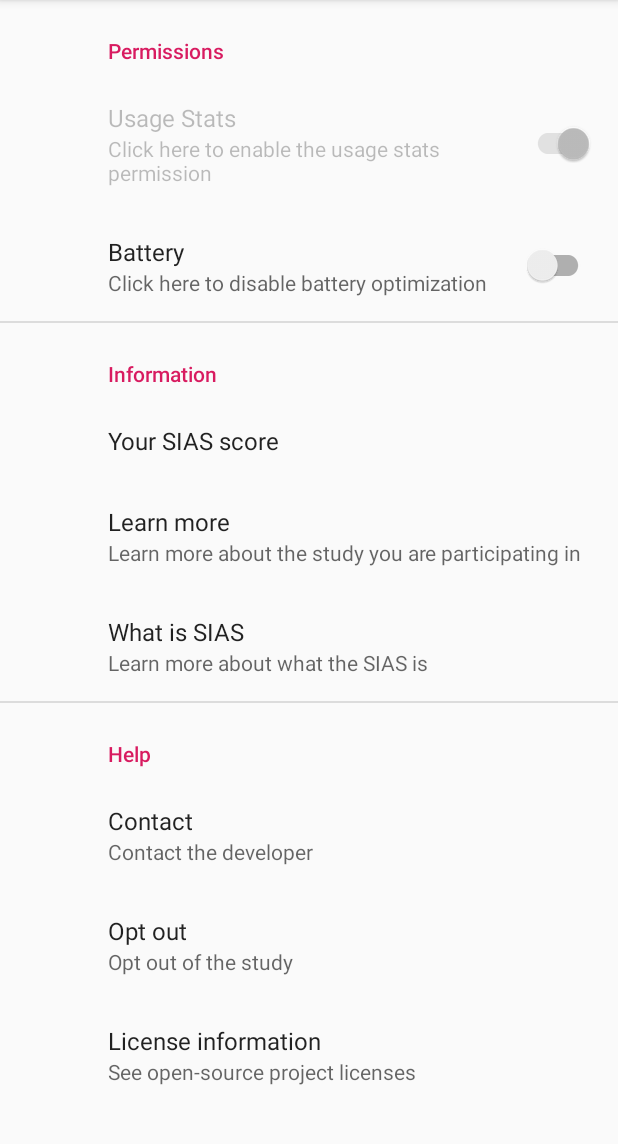
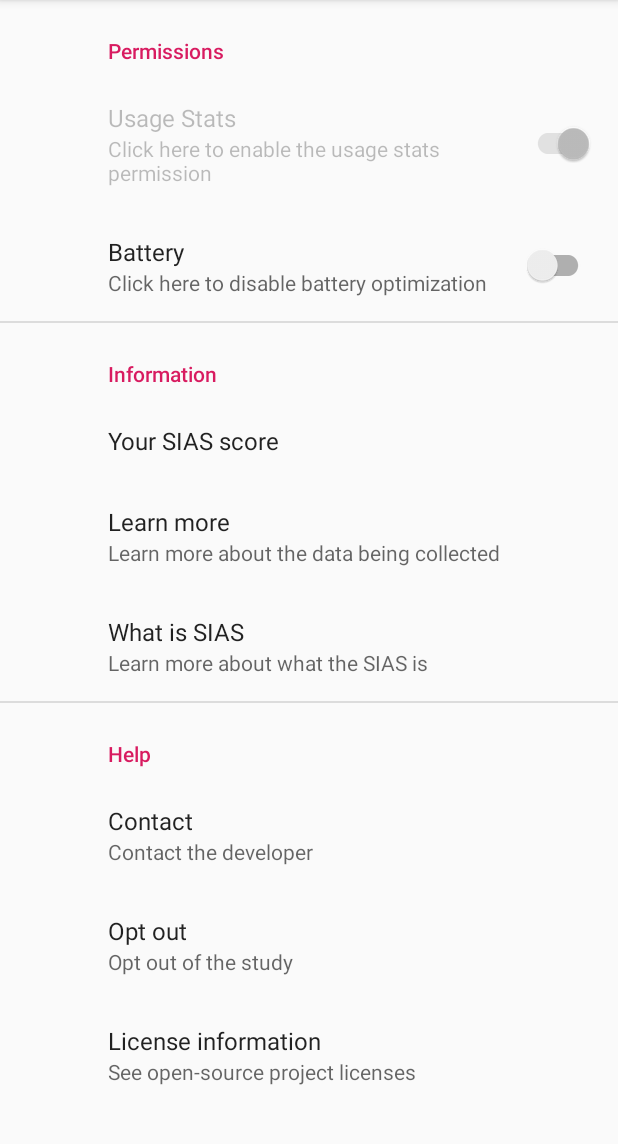
Before and after one commit to modelorona/level4dissertation, an Android app: the fragment SettingsFragment shown on its own in the app's theme, on a phone screen of 412 x 824 dp, the part 84-1228 px from its top. Run offline under Robolectric (Android 15) with nearby library versions, the phone set to English and light mode, and no system bars; our stand-ins replace androidx.preference; libraries missing offline, so code that uses them is left out: com.google.android.gms, io.sentry; 1 statement that could not run was skipped.

Commit message:
url change from google docs to github

```diff
--- a/src/app/app/src/main/res/values/strings.xml
+++ b/src/app/app/src/main/res/values/strings.xml
@@ -61,7 +61,7 @@
     <string name="opt_out_form">https://forms.gle/StjJQD2aHazvBnBy9</string>
     <string name="contact_form">https://forms.gle/SgiBmEpCoPztEeCg7</string>
     <string name="sias_url">https://en.wikipedia.org/wiki/Social_Interaction_Anxiety_Scale</string>
-    <string name="learn_more_url">https://docs.google.com/document/d/1WI7q4hKfE9U-TBpi-lM8IJ_J8yyKnDWutrCyHSY4PJ4/edit?usp=sharing</string>
+    <string name="learn_more_url">https://github.com/modelorona/level4dissertation/wiki/Data-that-is-collected-by-the-application</string>
     <string name="opt_out_pref">opt_out_pref</string>
     <string name="test_save_fail">Test could not save</string>
     <string name="thanks">Thank you</string>
--- a/src/app/app/src/main/res/xml/preferences.xml
+++ b/src/app/app/src/main/res/xml/preferences.xml
@@ -31,7 +31,7 @@
         <Preference
             app:key="learn_more_pref"
             app:title="Learn more"
-            app:summary="Learn more about the study you are participating in">
+            app:summary="Learn more about the data being collected">
             <intent
                 android:action="android.intent.action.VIEW"
                 android:data="@string/learn_more_url">
```
